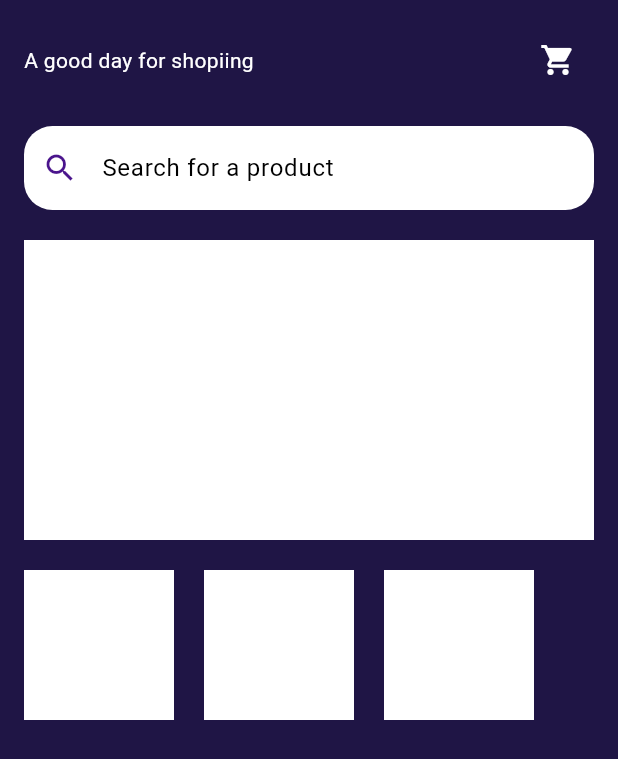
After one commit to abed-hami/TechPro, a Flutter app: the searchBar screen opened directly, on a phone screen of 412 x 824 dp. The commit adds this screen. Shown: the top 759 px of the screen. Run offline on Flutter 3.47's test engine with Material 3 defaults, Android fonts, the phone set to English and light mode, and no system bars; our stand-ins replace another_flutter_splash_screen, google_nav_bar, iconsax; missing offline and left inert: floating_navbar.

Commit message:
adding search page

```diff
--- /dev/null
+++ b/lib/SearchBar.dart
@@ -0,0 +1,92 @@
+import 'package:flutter/material.dart';
+
+class searchBar extends StatefulWidget {
+  const searchBar({Key? key}) : super(key: key);
+
+  @override
+  _searchBarState createState() => _searchBarState();
+}
+
+class _searchBarState extends State<searchBar> {
+  @override
+  Widget build(BuildContext context) {
+    return Scaffold(
+      backgroundColor: Color(0xFF1f1545),
+      body: Padding(
+        padding: EdgeInsets.all(16),
+        child: Column(
+          mainAxisAlignment: MainAxisAlignment.start,
+          crossAxisAlignment: CrossAxisAlignment.start,
+          children: [
+            Row(
+              mainAxisAlignment: MainAxisAlignment.spaceBetween,
+              children: [
+
+                Text('A good day for shopiing',style:TextStyle(color: Colors.white,fontFamily:'Roboto' )),
+                IconButton(
+                  icon: Icon(Icons.shopping_cart,color: Colors.white,),
+                  onPressed: () {
+                    // Handle shopping cart action
+                  },
+                ),
+              ],
+            ),
+            SizedBox(height: 20.0),
+            Row(
+              children: [
+                Expanded(
+                  child: TextField(
+                    style: TextStyle(color: Colors.black),
+                    decoration: InputDecoration(
+                      filled: true,
+                      fillColor: Colors.white,
+                      border: OutlineInputBorder(
+                        borderRadius: BorderRadius.circular(19.0),
+                        borderSide: BorderSide.none,
+                      ),
+                      hintText: "Search for a product",
+                      hintStyle: TextStyle(color: Colors.black),
+                      prefixIcon: Icon(Icons.search, color: Colors.purple.shade900),
+                    ),
+                  ),
+                ),
+              ],
+            ),
+        SizedBox(height: 20,),
+        Container(
+          color: Colors.white,
+          height: 200,
+        ),
+            SizedBox(height: 20,),
+
+            Row(
+              children: [
+                Container(
+                  color: Colors.white,
+                  height: 100,
+                  width: 100,
+                ),
+                SizedBox(width: 20,),
+                Container(
+                  color: Colors.white,
+                  height: 100,
+                  width: 100,
+                ),
+                SizedBox(width: 20,),
+
+                Container(
+                  color: Colors.white,
+                  height: 100,
+                  width: 100,
+                ),
+              ],
+            )
+
+
+
+          ],
+        ),
+      ),
+    );
+  }
+}
--- a/lib/main.dart
+++ b/lib/main.dart
@@ -1,20 +1,20 @@
 import 'package:flutter/material.dart';
 import 'homepage.dart';
 import 'loadingpage.dart';
+import 'SearchBar.dart';
+
 void main() {
   runApp(const MyApp());
 }
 
 class MyApp extends StatelessWidget {
-  const MyApp({super.key});
+  const MyApp({Key? key});
 
-  // This widget is the root of your application.
   @override
   Widget build(BuildContext context) {
     return MaterialApp(
       title: 'Flutter Demo',
-
-      home: Loading(),
+      home: NavBar(), // Use the new name here
     );
   }
 }
--- a/pubspec.yaml
+++ b/pubspec.yaml
@@ -30,6 +30,8 @@ environment:
 dependencies:
   flutter:
     sdk: flutter
+
+
 
 
   # The following adds the Cupertino Icons font to your application.
```
